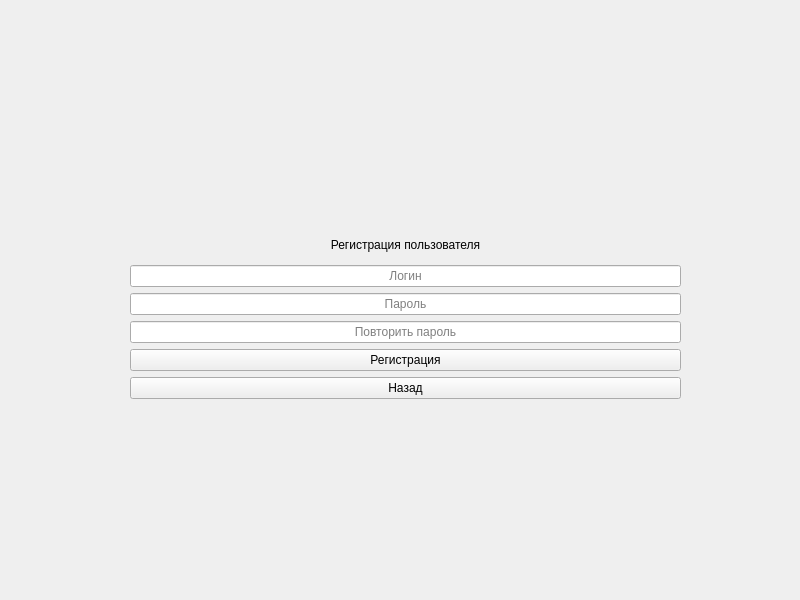
First picture: the form in reg_window.ui, repository aplecom/StaffBD, before the edit.
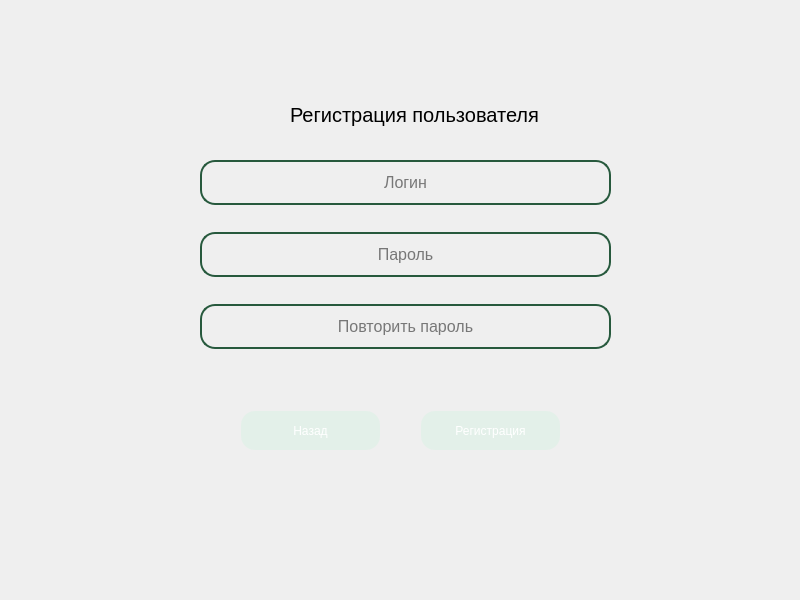
Second picture: the form after the edit.

What changed in the file:
```diff
--- a/reg_window.ui
+++ b/reg_window.ui
@@ -10,16 +10,28 @@
     <height>600</height>
    </rect>
   </property>
+  <property name="minimumSize">
+   <size>
+    <width>800</width>
+    <height>600</height>
+   </size>
+  </property>
+  <property name="maximumSize">
+   <size>
+    <width>800</width>
+    <height>600</height>
+   </size>
+  </property>
   <property name="windowTitle">
    <string>Form</string>
   </property>
   <widget class="QWidget" name="gridLayoutWidget">
    <property name="geometry">
     <rect>
-     <x>130</x>
-     <y>230</y>
-     <width>551</width>
-     <height>204</height>
+     <x>200</x>
+     <y>160</y>
+     <width>411</width>
+     <height>248</height>
     </rect>
    </property>
    <layout class="QGridLayout" name="gridLayout">
@@ -27,63 +39,26 @@
      <enum>QLayout::SetDefaultConstraint</enum>
     </property>
     <item row="1" column="1">
-     <widget class="QLabel" name="reghLb">
-      <property name="frameShape">
-       <enum>QFrame::NoFrame</enum>
-      </property>
-      <property name="frameShadow">
-       <enum>QFrame::Plain</enum>
-      </property>
-      <property name="text">
-       <string>Регистрация пользователя</string>
-      </property>
-      <property name="textFormat">
-       <enum>Qt::AutoText</enum>
-      </property>
-      <property name="alignment">
-       <set>Qt::AlignCenter</set>
-      </property>
-      <property name="margin">
-       <number>0</number>
-      </property>
-     </widget>
-    </item>
-    <item row="6" column="1">
-     <widget class="QPushButton" name="backBtn">
-      <property name="text">
-       <string>Назад</string>
-      </property>
-     </widget>
-    </item>
-    <item row="4" column="1">
-     <widget class="QLineEdit" name="confirmLe">
-      <property name="alignment">
-       <set>Qt::AlignCenter</set>
-      </property>
-      <property name="placeholderText">
-       <string>Повторить пароль</string>
-      </property>
-     </widget>
-    </item>
-    <item row="5" column="1">
-     <widget class="QPushButton" name="registerBtn">
-      <property name="text">
-       <string>Регистрация</string>
-      </property>
-     </widget>
-    </item>
-    <item row="3" column="1">
-     <widget class="QLineEdit" name="passLe">
-      <property name="alignment">
-       <set>Qt::AlignCenter</set>
-      </property>
-      <property name="placeholderText">
-       <string>Пароль</string>
-      </property>
-     </widget>
-    </item>
-    <item row="2" column="1">
      <widget class="QLineEdit" name="loginLe">
+      <property name="styleSheet">
+       <string notr="true">QLineEdit {
+
+background-color: rgba(0, 0, 0, 0);
+border: 2px solid ;
+border-color: rgb(39, 89, 61);
+border-radius: 15px;
+padding: 10px;
+margin-bottom: 21px;
+font-size: 16px;
+font: 16pt &quot;DejaVu Math TeX Gyre&quot;;
+}
+
+QLineEdit:focus 
+{  border-color: rgba(155, 217, 144);
+}
+
+</string>
+      </property>
       <property name="alignment">
        <set>Qt::AlignCenter</set>
       </property>
@@ -92,7 +67,7 @@
       </property>
      </widget>
     </item>
-    <item row="7" column="1">
+    <item row="4" column="1">
      <widget class="QLabel" name="infoLb">
       <property name="layoutDirection">
        <enum>Qt::LeftToRight</enum>
@@ -105,8 +80,162 @@
       </property>
      </widget>
     </item>
+    <item row="3" column="1">
+     <widget class="QLineEdit" name="confirmLe">
+      <property name="styleSheet">
+       <string notr="true">QLineEdit {
+
+background-color: rgba(0, 0, 0, 0);
+border: 2px solid ;
+border-color: rgb(39, 89, 61);
+border-radius: 15px;
+padding: 10px;
+margin-bottom: 21px;
+font-size: 16px;
+font: 16pt &quot;DejaVu Math TeX Gyre&quot;;
+}
+
+QLineEdit:focus 
+{  border-color: rgba(155, 217, 144);
+}
+
+</string>
+      </property>
+      <property name="alignment">
+       <set>Qt::AlignCenter</set>
+      </property>
+      <property name="placeholderText">
+       <string>Повторить пароль</string>
+      </property>
+     </widget>
+    </item>
+    <item row="2" column="1">
+     <widget class="QLineEdit" name="passLe">
+      <property name="styleSheet">
+       <string notr="true">QLineEdit {
+
+background-color: rgba(0, 0, 0, 0);
+border: 2px solid ;
+border-color: rgb(39, 89, 61);
+border-radius: 15px;
+padding: 10px;
+margin-bottom: 21px;
+font-size: 16px;
+font: 16pt &quot;DejaVu Math TeX Gyre&quot;;
+}
+
+QLineEdit:focus 
+{  border-color: rgba(155, 217, 144);
+}
+
+</string>
+      </property>
+      <property name="alignment">
+       <set>Qt::AlignCenter</set>
+      </property>
+      <property name="placeholderText">
+       <string>Пароль</string>
+      </property>
+     </widget>
+    </item>
    </layout>
   </widget>
+  <widget class="QPushButton" name="registerBtn">
+   <property name="geometry">
+    <rect>
+     <x>420</x>
+     <y>410</y>
+     <width>141</width>
+     <height>41</height>
+    </rect>
+   </property>
+   <property name="styleSheet">
+    <string notr="true">QPushButton {
+    background: rgba(32, 255, 144, 15);
+	color: white;
+    border-radius: 15px; 
+	border: 2px solid transparent;
+}
+
+QPushButton:hover 
+{   background: rgba(32, 255, 144, 30);;
+	border-color: rgba(155, 217, 144);
+}
+
+QPushButton:pressed 
+{   background: rgba(32, 255, 144, 60);;
+}
+</string>
+   </property>
+   <property name="text">
+    <string>Регистрация</string>
+   </property>
+  </widget>
+  <widget class="QPushButton" name="backBtn">
+   <property name="geometry">
+    <rect>
+     <x>240</x>
+     <y>410</y>
+     <width>141</width>
+     <height>41</height>
+    </rect>
+   </property>
+   <property name="styleSheet">
+    <string notr="true">QPushButton {
+    background: rgba(32, 255, 144, 15);
+	color: white;
+    border-radius: 15px; 
+	border: 2px solid transparent;
+}
+
+QPushButton:hover 
+{   background: rgba(32, 255, 144, 30);;
+	border-color: rgba(155, 217, 144);
+}
+
+QPushButton:pressed 
+{   background: rgba(32, 255, 144, 60);;
+}
+</string>
+   </property>
+   <property name="text">
+    <string>Назад</string>
+   </property>
+  </widget>
+  <widget class="QLabel" name="reghLb">
+   <property name="geometry">
+    <rect>
+     <x>140</x>
+     <y>90</y>
+     <width>549</width>
+     <height>50</height>
+    </rect>
+   </property>
+   <property name="styleSheet">
+    <string notr="true">font: 900 25pt &quot;Noto Sans Adlam Unjoined&quot;;
+font-size:  20px;
+
+</string>
+   </property>
+   <property name="frameShape">
+    <enum>QFrame::NoFrame</enum>
+   </property>
+   <property name="frameShadow">
+    <enum>QFrame::Plain</enum>
+   </property>
+   <property name="text">
+    <string>Регистрация пользователя</string>
+   </property>
+   <property name="textFormat">
+    <enum>Qt::AutoText</enum>
+   </property>
+   <property name="alignment">
+    <set>Qt::AlignCenter</set>
+   </property>
+   <property name="margin">
+    <number>0</number>
+   </property>
+  </widget>
  </widget>
  <resources/>
  <connections/>
```
